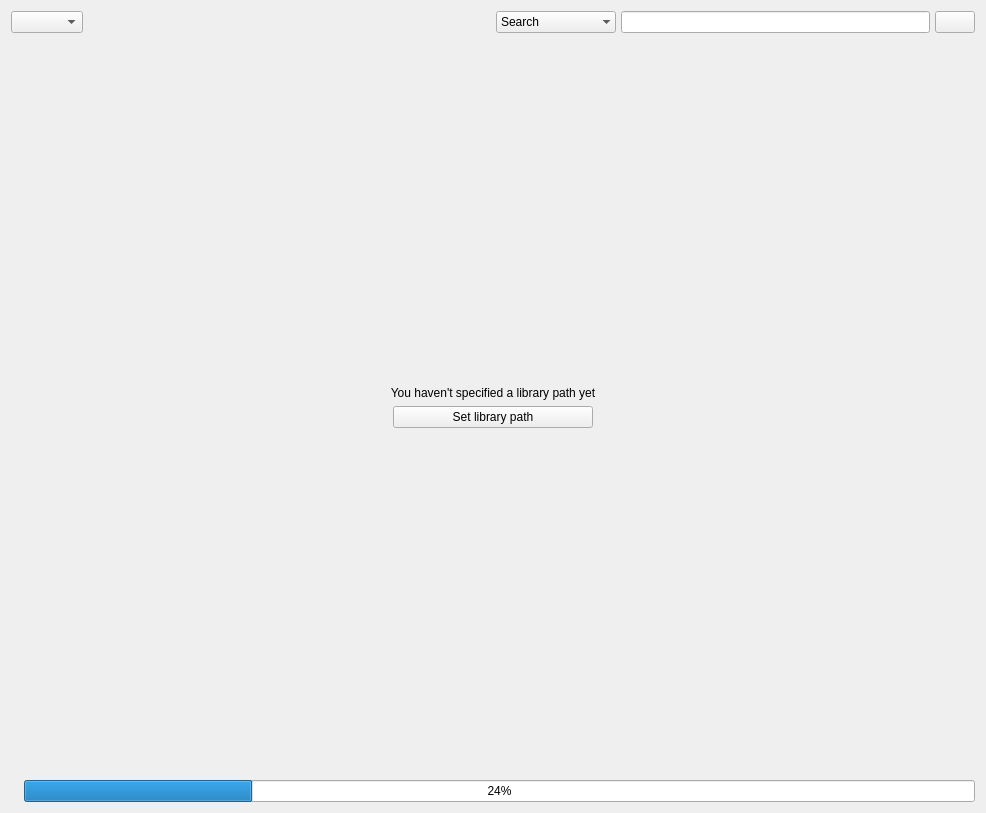
Above: src/GUI/Library/GUI_LocalLibrary.ui from return42/sayonara before the change. Below: the same form after it.
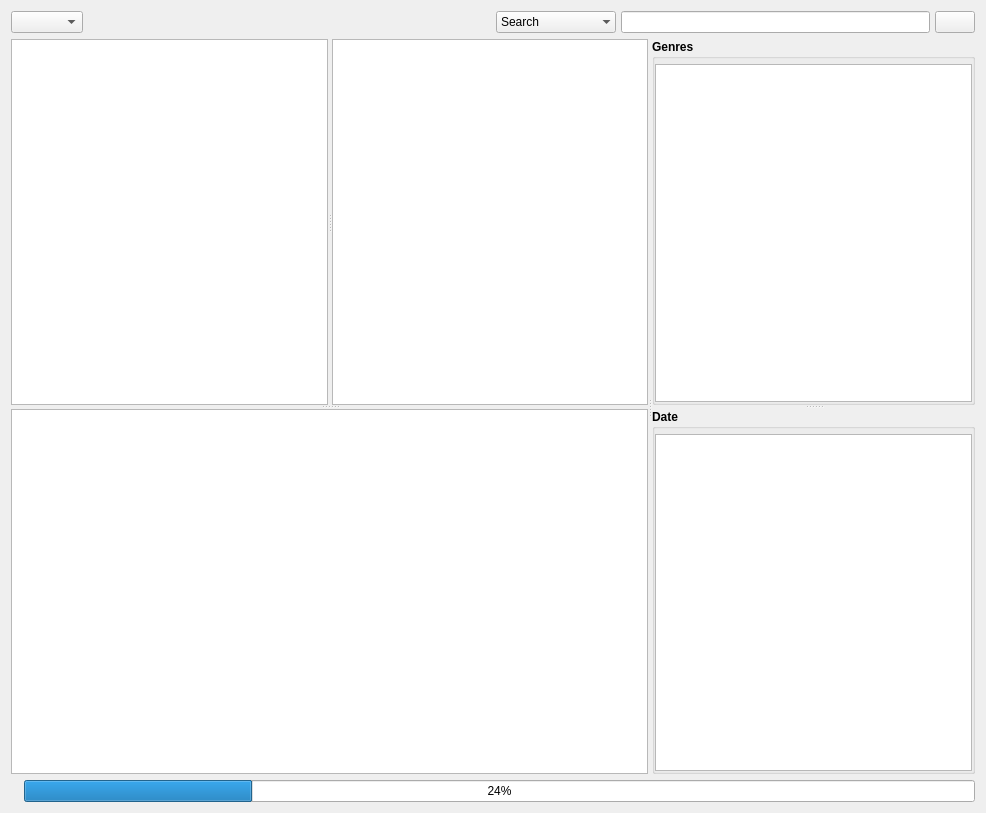
That is the form after the change. The open tabs and pages were chosen to show the change. Icons and pictures are not drawn. Custom widgets are drawn as their Qt base class.

```diff
--- a/src/GUI/Library/GUI_LocalLibrary.ui
+++ b/src/GUI/Library/GUI_LocalLibrary.ui
@@ -156,27 +156,32 @@
      </item>
     </layout>
    </item>
+   <item row="2" column="0" colspan="2">
+    <layout class="QHBoxLayout" name="horizontalLayout_4">
+     <item>
+      <widget class="QLabel" name="lab_progress">
+       <property name="text">
+        <string/>
+       </property>
+      </widget>
+     </item>
+     <item>
+      <widget class="QProgressBar" name="pb_progress">
+       <property name="value">
+        <number>24</number>
+       </property>
+      </widget>
+     </item>
+    </layout>
+   </item>
    <item row="1" column="0" colspan="2">
-    <widget class="QStackedWidget" name="stacked_widget">
-     <property name="currentIndex">
-      <number>0</number>
-     </property>
-     <widget class="QWidget" name="page_library">
-      <layout class="QGridLayout" name="gridLayout_3">
-       <property name="leftMargin">
-        <number>0</number>
-       </property>
-       <property name="topMargin">
-        <number>0</number>
-       </property>
-       <property name="rightMargin">
-        <number>0</number>
-       </property>
-       <property name="bottomMargin">
-        <number>0</number>
-       </property>
-       <item row="0" column="0">
         <widget class="QSplitter" name="splitter_genre">
+     <property name="sizePolicy">
+      <sizepolicy hsizetype="Expanding" vsizetype="MinimumExpanding">
+       <horstretch>0</horstretch>
+       <verstretch>0</verstretch>
+      </sizepolicy>
+     </property>
          <property name="orientation">
           <enum>Qt::Horizontal</enum>
          </property>
@@ -184,7 +189,7 @@
           <property name="orientation">
            <enum>Qt::Vertical</enum>
           </property>
-          <widget class="QStackedWidget" name="stackedWidget">
+      <widget class="QStackedWidget" name="sw_album_covers">
            <property name="currentIndex">
             <number>0</number>
            </property>
@@ -638,126 +643,6 @@
           </layout>
          </widget>
         </widget>
-       </item>
-      </layout>
-     </widget>
-     <widget class="QWidget" name="page_library_path">
-      <layout class="QGridLayout" name="gridLayout_4">
-       <item row="0" column="0">
-        <spacer name="verticalSpacer_2">
-         <property name="orientation">
-          <enum>Qt::Vertical</enum>
-         </property>
-         <property name="sizeHint" stdset="0">
-          <size>
-           <width>20</width>
-           <height>320</height>
-          </size>
-         </property>
-        </spacer>
-       </item>
-       <item row="1" column="0" colspan="3">
-        <widget class="QLabel" name="label">
-         <property name="sizePolicy">
-          <sizepolicy hsizetype="MinimumExpanding" vsizetype="Preferred">
-           <horstretch>0</horstretch>
-           <verstretch>0</verstretch>
-          </sizepolicy>
-         </property>
-         <property name="text">
-          <string>You haven't specified a library path yet</string>
-         </property>
-         <property name="alignment">
-          <set>Qt::AlignCenter</set>
-         </property>
-        </widget>
-       </item>
-       <item row="2" column="0">
-        <spacer name="horizontalSpacer_3">
-         <property name="orientation">
-          <enum>Qt::Horizontal</enum>
-         </property>
-         <property name="sizeHint" stdset="0">
-          <size>
-           <width>334</width>
-           <height>20</height>
-          </size>
-         </property>
-        </spacer>
-       </item>
-       <item row="2" column="1">
-        <widget class="QPushButton" name="btn_setLibrary">
-         <property name="sizePolicy">
-          <sizepolicy hsizetype="MinimumExpanding" vsizetype="Preferred">
-           <horstretch>0</horstretch>
-           <verstretch>0</verstretch>
-          </sizepolicy>
-         </property>
-         <property name="maximumSize">
-          <size>
-           <width>200</width>
-           <height>16777215</height>
-          </size>
-         </property>
-         <property name="focusPolicy">
-          <enum>Qt::NoFocus</enum>
-         </property>
-         <property name="text">
-          <string>Set library path</string>
-         </property>
-         <property name="icon">
-          <iconset>
-           <normaloff>:/Icons/icons/import.svg.png</normaloff>:/Icons/icons/import.svg.png</iconset>
-         </property>
-        </widget>
-       </item>
-       <item row="2" column="2">
-        <spacer name="horizontalSpacer">
-         <property name="orientation">
-          <enum>Qt::Horizontal</enum>
-         </property>
-         <property name="sizeHint" stdset="0">
-          <size>
-           <width>334</width>
-           <height>20</height>
-          </size>
-         </property>
-        </spacer>
-       </item>
-       <item row="3" column="0">
-        <spacer name="verticalSpacer">
-         <property name="orientation">
-          <enum>Qt::Vertical</enum>
-         </property>
-         <property name="sizeHint" stdset="0">
-          <size>
-           <width>20</width>
-           <height>320</height>
-          </size>
-         </property>
-        </spacer>
-       </item>
-      </layout>
-     </widget>
-    </widget>
-   </item>
-   <item row="2" column="0" colspan="2">
-    <layout class="QHBoxLayout" name="horizontalLayout_4">
-     <item>
-      <widget class="QLabel" name="lab_progress">
-       <property name="text">
-        <string/>
-       </property>
-      </widget>
-     </item>
-     <item>
-      <widget class="QProgressBar" name="pb_progress">
-       <property name="value">
-        <number>24</number>
-       </property>
-      </widget>
-     </item>
-    </layout>
    </item>
   </layout>
  </widget>
```
Lines whose indentation alone changed are shown as unchanged.
